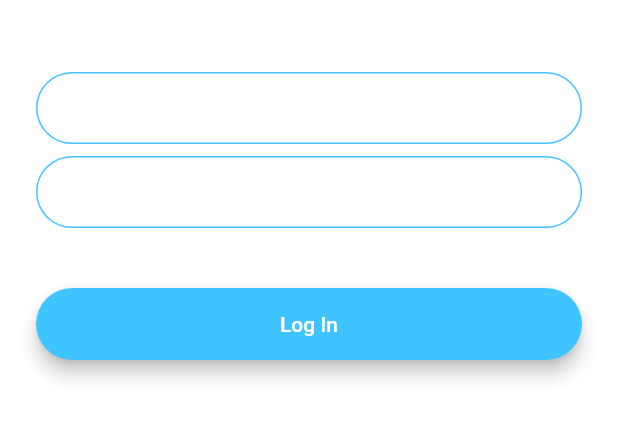
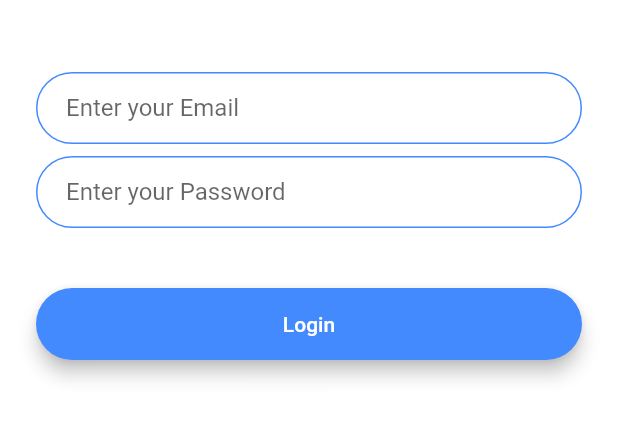
Before and after one commit to FairuzK/FlashChartApp, a Flutter app: the LoginScreen screen opened by its route, on a phone screen of 412 x 824 dp, the part 576-1018 px from its top. Run offline on Flutter 3.47's test engine with Material 2 defaults, Android fonts, the phone set to English and light mode, and no system bars; our stand-ins replace animated_text_kit.

```diff
--- a/lib/components/round_button.dart
+++ b/lib/components/round_button.dart
@@ -20,8 +20,8 @@ class MyApp extends StatelessWidget {
     );
   }
 }
-class welcomeScreenButton extends StatelessWidget {
-  const welcomeScreenButton({
+class roundButton extends StatelessWidget {
+  const roundButton({
     super.key,
     required this.mycolor,
     required this.nextPage,
@@ -45,6 +45,7 @@ class welcomeScreenButton extends StatelessWidget {
           height: 42.0,
           child: Text(
             label,
+            style:const TextStyle(color: Colors.white),
           ),
         ),
       ),
--- a/lib/constants.dart
+++ b/lib/constants.dart
@@ -17,3 +17,18 @@ const kMessageContainerDecoration = BoxDecoration(
     top: BorderSide(color: Colors.lightBlueAccent, width: 2.0),
   ),
 );
+const kTextFeildDecoration = InputDecoration(
+  hintText: 'Enter your password',
+  contentPadding: EdgeInsets.symmetric(vertical: 10.0, horizontal: 20.0),
+  border: OutlineInputBorder(
+    borderRadius: BorderRadius.all(Radius.circular(32.0)),
+  ),
+  enabledBorder: OutlineInputBorder(
+    borderSide: BorderSide(color: Colors.blueAccent, width: 1.0),
+    borderRadius: BorderRadius.all(Radius.circular(32.0)),
+  ),
+  focusedBorder: OutlineInputBorder(
+    borderSide: BorderSide(color: Colors.blueAccent, width: 2.0),
+    borderRadius: BorderRadius.all(Radius.circular(32.0)),
+  ),
+);
--- a/lib/main.dart
+++ b/lib/main.dart
@@ -13,11 +13,6 @@ class FlashChat extends StatelessWidget {
   Widget build(BuildContext context) {
     return MaterialApp(
       debugShowCheckedModeBanner: false,
-      theme: ThemeData.dark().copyWith(
-        textTheme: const TextTheme(
-          bodyLarge: TextStyle(color: Colors.black54),
-        ),
-      ),
       home: const WelcomeScreen(),
       initialRoute: WelcomeScreen.id,
       routes: {
--- a/lib/screens/login_screen.dart
+++ b/lib/screens/login_screen.dart
@@ -1,4 +1,7 @@
 import 'package:flutter/material.dart';
+import 'package:chart_app/components/round_button.dart';
+import 'package:chart_app/constants.dart';
+
 
 class LoginScreen extends StatefulWidget {
   static const String id = 'LoginScreen';
@@ -25,79 +28,32 @@ class _LoginScreenState extends State<LoginScreen> {
                 child: Image.asset('images/logo.png'),
               ),
             ),
-            SizedBox(
+            const SizedBox(
               height: 48.0,
             ),
             TextField(
               onChanged: (value) {
                 //Do something with the user input.
               },
-              decoration: const InputDecoration(
-                hintText: 'Enter your email',
-                contentPadding:
-                    EdgeInsets.symmetric(vertical: 10.0, horizontal: 20.0),
-                border: OutlineInputBorder(
-                  borderRadius: BorderRadius.all(Radius.circular(32.0)),
-                ),
-                enabledBorder: OutlineInputBorder(
-                  borderSide:
-                      BorderSide(color: Colors.lightBlueAccent, width: 1.0),
-                  borderRadius: BorderRadius.all(Radius.circular(32.0)),
-                ),
-                focusedBorder: OutlineInputBorder(
-                  borderSide:
-                      BorderSide(color: Colors.lightBlueAccent, width: 2.0),
-                  borderRadius: BorderRadius.all(Radius.circular(32.0)),
-                ),
+              decoration:kTextFeildDecoration.copyWith(
+                hintText: 'Enter your Email',
               ),
             ),
-            SizedBox(
+            const SizedBox(
               height: 8.0,
             ),
             TextField(
               onChanged: (value) {
                 //Do something with the user input.
               },
-              decoration: InputDecoration(
-                hintText: 'Enter your password.',
-                contentPadding:
-                    EdgeInsets.symmetric(vertical: 10.0, horizontal: 20.0),
-                border: OutlineInputBorder(
-                  borderRadius: BorderRadius.all(Radius.circular(32.0)),
-                ),
-                enabledBorder: OutlineInputBorder(
-                  borderSide:
-                      BorderSide(color: Colors.lightBlueAccent, width: 1.0),
-                  borderRadius: BorderRadius.all(Radius.circular(32.0)),
-                ),
-                focusedBorder: OutlineInputBorder(
-                  borderSide:
-                      BorderSide(color: Colors.lightBlueAccent, width: 2.0),
-                  borderRadius: BorderRadius.all(Radius.circular(32.0)),
-                ),
+              decoration:kTextFeildDecoration.copyWith(
+                hintText: 'Enter your Password',
               ),
             ),
-            SizedBox(
+            const SizedBox(
               height: 24.0,
             ),
-            Padding(
-              padding: EdgeInsets.symmetric(vertical: 16.0),
-              child: Material(
-                color: Colors.lightBlueAccent,
-                borderRadius: BorderRadius.all(Radius.circular(30.0)),
-                elevation: 5.0,
-                child: MaterialButton(
-                  onPressed: () {
-                    //Implement login functionality.
-                  },
-                  minWidth: 200.0,
-                  height: 42.0,
-                  child: Text(
-                    'Log In',
-                  ),
-                ),
-              ),
-            ),
+            roundButton(mycolor: Colors.lightBlueAccent, nextPage: (){}, label: 'Login')
           ],
         ),
       ),
--- a/lib/screens/welcome_screen.dart
+++ b/lib/screens/welcome_screen.dart
@@ -78,14 +78,14 @@ class _WelcomeScreenState extends State<WelcomeScreen>
             const SizedBox(
               height: 48.0,
             ),
-            welcomeScreenButton(
+            roundButton(
               mycolor: Colors.lightBlueAccent,
               label: 'Login',
               nextPage: () {
                 Navigator.pushNamed(context, LoginScreen.id);
               },
             ),
-            welcomeScreenButton(
+            roundButton(
               mycolor: Colors.blueAccent,
               label: 'Register',
               nextPage: () {
```
Also changed, not shown: lib/screens/registration_screen.dart (+12 -52 lines), 3 other files.
